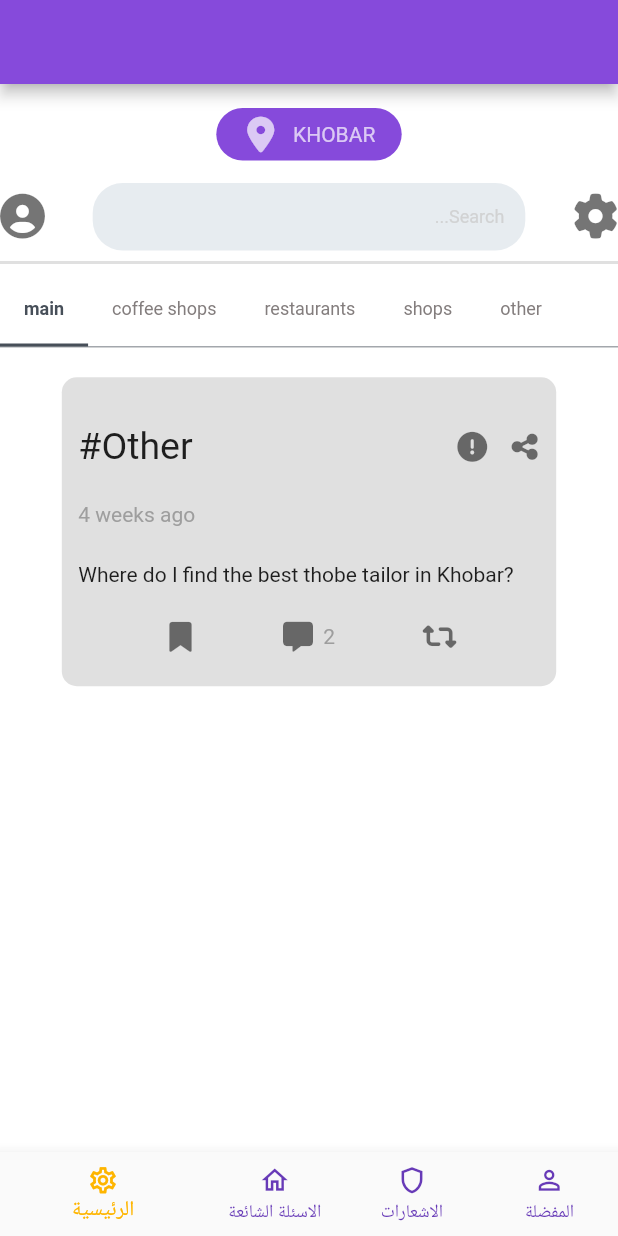
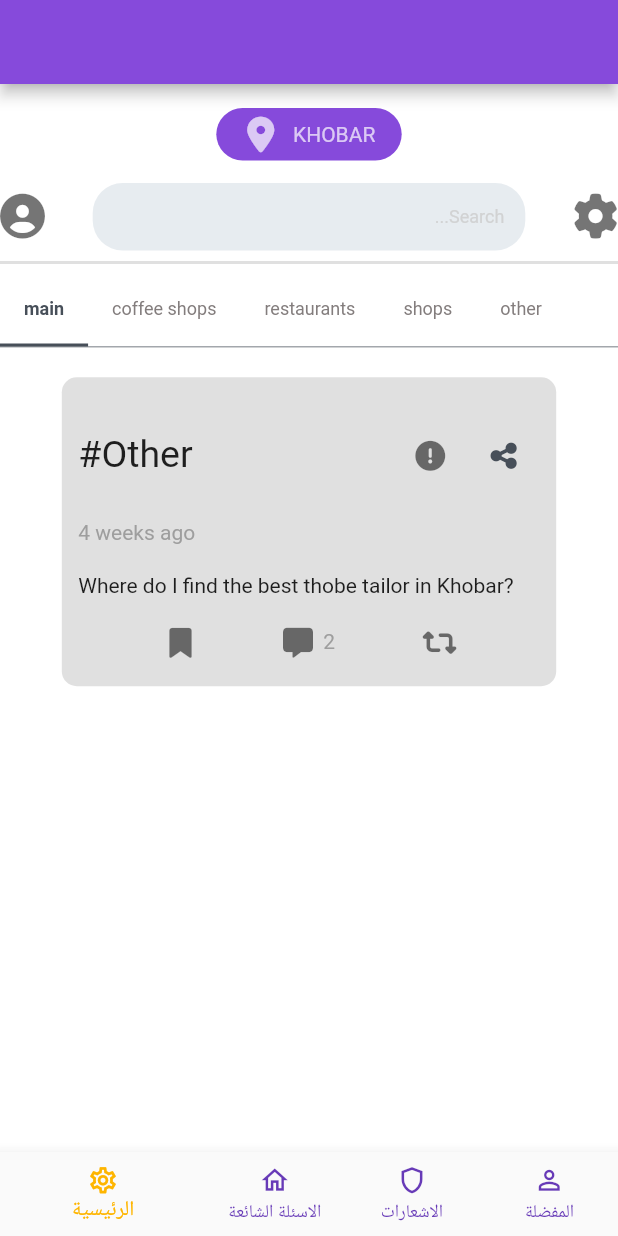
Before and after one commit to ngmnm/ask_city_app, a Flutter app: the screen it shows after launch, on a phone screen of 412 x 824 dp. Run offline on Flutter 3.47's test engine with Material 2 defaults, Android fonts, the phone set to English and light mode, and no system bars; our stand-ins replace font_awesome_flutter, get, material_design_icons_flutter, share.

Commit message:
Feature: add share button component

```diff
--- a/ask_city_app/lib/app/modules/home/views/components/question_component.dart
+++ b/ask_city_app/lib/app/modules/home/views/components/question_component.dart
@@ -4,12 +4,16 @@ class QuestionComponent extends StatelessWidget {
   String questionText;
   int answerCount;
   String categoryName;
+  String cityName;
+  int questionId;
 
   QuestionComponent(
       {Key? key,
       required this.questionText,
       required this.answerCount,
-      required this.categoryName})
+      required this.categoryName,
+      required this.cityName,
+      required this.questionId})
       : super(key: key);
 
   @override
@@ -49,10 +53,10 @@ class QuestionComponent extends StatelessWidget {
                         SizedBox(
                           width: 15,
                         ),
-                        Icon(
-                          FontAwesomeIcons.shareNodes,
-                          color: Colors.black54,
-                          size: 20,
+                        ShareButtonComponent(
+                          questionText: questionText,
+                          cityName: cityName,
+                          questionId: questionId,
                         ),
                       ],
                     ),
--- /dev/null
+++ b/ask_city_app/lib/app/modules/home/views/components/share_button.dart
@@ -0,0 +1,44 @@
+part of home_view;
+
+class ShareButtonComponent extends StatelessWidget {
+  String questionText;
+  int questionId;
+  String cityName;
+
+  ShareButtonComponent(
+      {Key? key,
+      required this.questionText,
+      required this.cityName,
+      required this.questionId})
+      : super(key: key);
+
+  @override
+  Widget build(BuildContext context) {
+    String questionForURL = questionText
+            .toLowerCase()
+            .replaceAll(RegExp(r"[\W\g]+"), ' ')
+            .trim()
+            .replaceAll(RegExp(r"[\W\g]+"), '-') +
+        '-';
+    cityName = cityName.toLowerCase();
+    String shareContent =
+        'https://askcity.co/$cityName/question/$questionForURL$questionId';
+    return Container(
+      child: Row(
+        children: [
+          IconButton(
+            icon: Icon(
+              FontAwesomeIcons.shareAlt,
+              color: Color(0xFF474F59),
+              // splashColor: Color(0xFF864ADB),
+              size: 20,
+            ),
+            onPressed: () {
+              Share.share(shareContent);
+            },
+          ),
+        ],
+      ),
+    );
+  }
+}
--- a/ask_city_app/lib/app/modules/home/views/screens/home_screen.dart
+++ b/ask_city_app/lib/app/modules/home/views/screens/home_screen.dart
@@ -7,9 +7,11 @@ import 'package:flutter/material.dart';
 import 'package:font_awesome_flutter/font_awesome_flutter.dart';
 import 'package:get/get.dart';
 import 'package:material_design_icons_flutter/material_design_icons_flutter.dart';
+import 'package:share/share.dart';
 
 part '../components/search_bar.dart';
 part '../components/question_component.dart';
+part '../components/share_button.dart';
 
 class HomeScreen extends GetView<HomeController> {
   const HomeScreen({Key? key}) : super(key: key);
@@ -163,6 +165,8 @@ class HomeScreen extends GetView<HomeController> {
                                     "Where do I find the best thobe tailor in Khobar?",
                                 answerCount: 2,
                                 categoryName: "Other",
+                                questionId: 3,
+                                cityName: "khobar",
                               ),
                             ),
                             Container(
--- a/ask_city_app/pubspec.yaml
+++ b/ask_city_app/pubspec.yaml
@@ -40,6 +40,7 @@ dependencies:
 
   font_awesome_flutter: ^10.1.0
   material_design_icons_flutter: ^5.0.6595
+  share: ^2.0.4
 
 
 
```
Also changed, not shown: ask_city_app/pubspec.lock.
